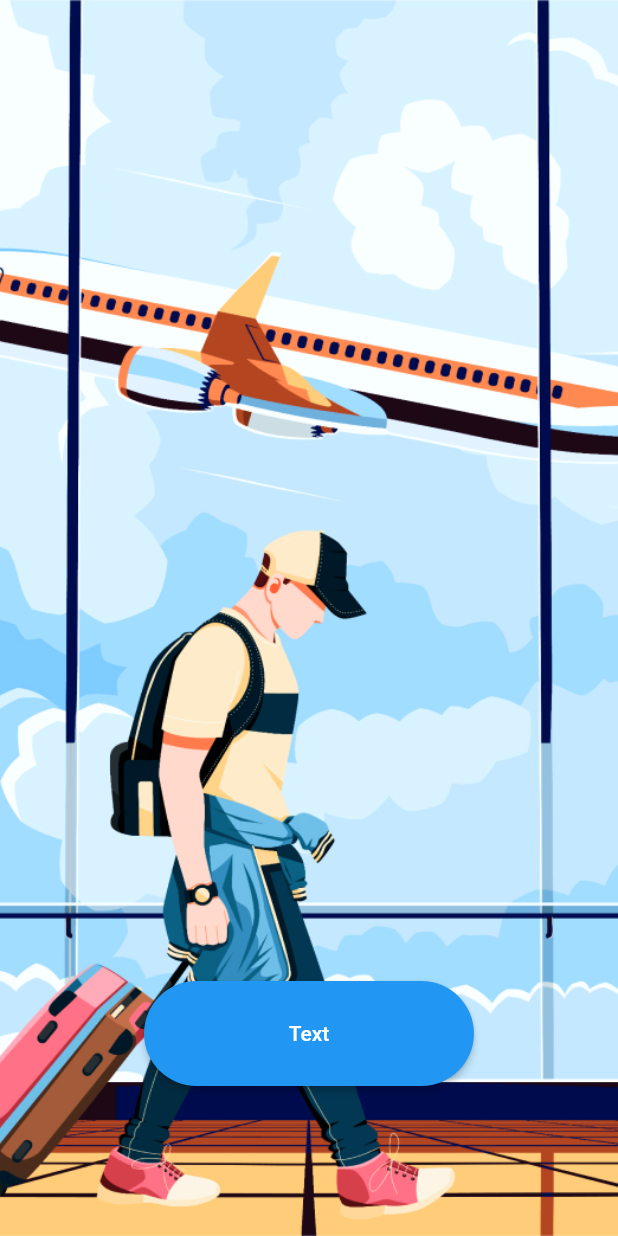
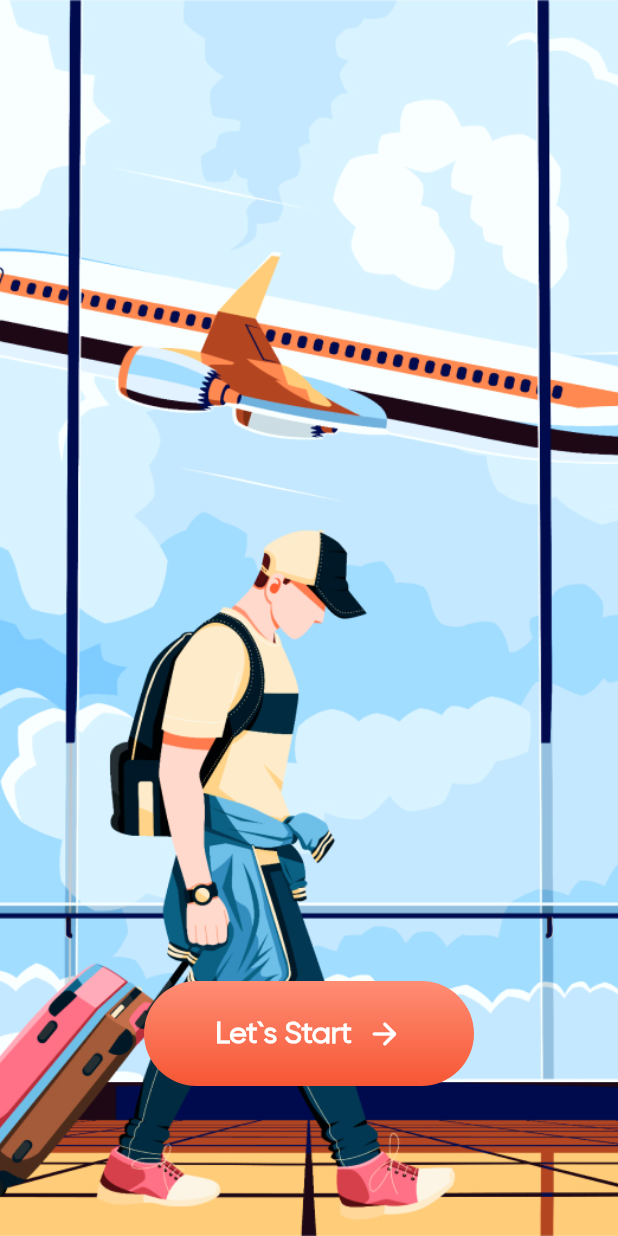
Before and after one commit to vladuhalys/flutter_travel_app, a Flutter app: the screen it shows after launch, on a phone screen of 412 x 824 dp. Run offline on Flutter 3.47's test engine with Material 2 defaults, Android fonts, the light colour scheme and no system bars; our stand-ins replace animated_bottom_navigation_bar, flutter_svg, get.

Commit message:
Commit #2

```diff
--- a/lib/core/presentation/screens/intro/presentation/intro_screen.dart
+++ b/lib/core/presentation/screens/intro/presentation/intro_screen.dart
@@ -1,5 +1,6 @@
 import 'package:flutter/material.dart';
-import 'package:get/get.dart';
+
+import 'widgets/center_button.dart';
 
 class IntroScreen extends StatelessWidget {
   const IntroScreen({super.key});
@@ -9,27 +10,13 @@ class IntroScreen extends StatelessWidget {
     return Scaffold(
         body: Stack(
       children: [
-        Image.asset(
-          'assets/backgrounds/intro.jpg',
-          fit: BoxFit.cover,
-          height: (GetPlatform.isAndroid || GetPlatform.isIOS)
-              ? MediaQuery.of(context).size.height
-              : null,
-          width: (GetPlatform.isWeb) ? MediaQuery.of(context).size.width : null,
-        ),
-        Align(
+        Image.asset('assets/backgrounds/intro.jpg',
+            fit: BoxFit.cover, height: MediaQuery.of(context).size.height),
+        const Align(
             alignment: Alignment.bottomCenter,
             child: Padding(
-              padding: const EdgeInsets.only(bottom: 100),
-              child: ElevatedButton(
-                  onPressed: () {},
-                  child: Text('Text'),
-                  style: ButtonStyle(
-                    fixedSize: MaterialStateProperty.all(const Size(220, 70)),
-                    shape: MaterialStateProperty.all<RoundedRectangleBorder>(
-                        RoundedRectangleBorder(
-                            borderRadius: BorderRadius.circular(70.0))),
-                  )),
+              padding: EdgeInsets.only(bottom: 100),
+              child: CenterButton(),
             ))
       ],
     ));
--- /dev/null
+++ b/lib/core/presentation/screens/intro/presentation/widgets/button_label.dart
@@ -0,0 +1,15 @@
+import 'package:flutter/material.dart';
+import 'package:get/get.dart';
+
+class ButtonLabel extends StatelessWidget {
+  const ButtonLabel({super.key});
+
+  @override
+  Widget build(BuildContext context) {
+    return Text(
+      'intro'.tr,
+      style: const TextStyle(
+          fontFamily: 'Gilroy', fontWeight: FontWeight.w700, fontSize: 20),
+    );
+  }
+}
--- /dev/null
+++ b/lib/core/presentation/screens/intro/presentation/widgets/center_button.dart
@@ -0,0 +1,39 @@
+import 'package:flutter/material.dart';
+import 'package:get/get.dart';
+
+import 'button_label.dart';
+
+class CenterButton extends StatelessWidget {
+  const CenterButton({super.key});
+
+  @override
+  Widget build(BuildContext context) {
+    return Container(
+      decoration: const BoxDecoration(
+          borderRadius: BorderRadius.all(Radius.circular(70)),
+          gradient: LinearGradient(colors: [
+            Color(0xFFFF8D74),
+            Color(0xFFF65734),
+          ], begin: Alignment.topCenter, end: Alignment.bottomCenter)),
+      child: ElevatedButton(
+          onPressed: () => Get.toNamed('/main'),
+          style: ElevatedButton.styleFrom(
+              fixedSize: const Size(220, 70),
+              backgroundColor: Colors.transparent,
+              shadowColor: Colors.transparent,
+              shape: const RoundedRectangleBorder(
+                  borderRadius: BorderRadius.all(Radius.circular(70)))),
+          child: const Row(
+            mainAxisSize: MainAxisSize.min,
+            children: [
+              ButtonLabel(),
+              SizedBox(width: 10),
+              Icon(
+                Icons.arrow_forward_rounded,
+                size: 24.0,
+              ),
+            ],
+          )),
+    );
+  }
+}
```
Also changed, not shown: lib/core/presentation/screens/main/domain/my_flutter_app_icons.dart (added, +17 -0 lines), lib/core/presentation/screens/main/presentation/main_screen.dart (+10 -1 lines), lib/core/presentation/screens/main/presentation/widgets/body.dart (added, +42 -0 lines), lib/core/presentation/screens/main/presentation/widgets/bottom_bar.dart (added, +49 -0 lines), lib/core/presentation/screens/main/presentation/widgets/floating_button.dart (added, +19 -0 lines), pubspec.yaml (+17 -1 lines), assets/icons/action.svg (added), assets/icons/notif.svg (added), assets/icons/star.svg (added), fonts/Gilroy-Bold.ttf (added), fonts/Gilroy-Medium.ttf (added), fonts/Gilroy-Regular.ttf (added), fonts/MyFlutterApp.ttf (added), pubspec.lock, 1 other file.
